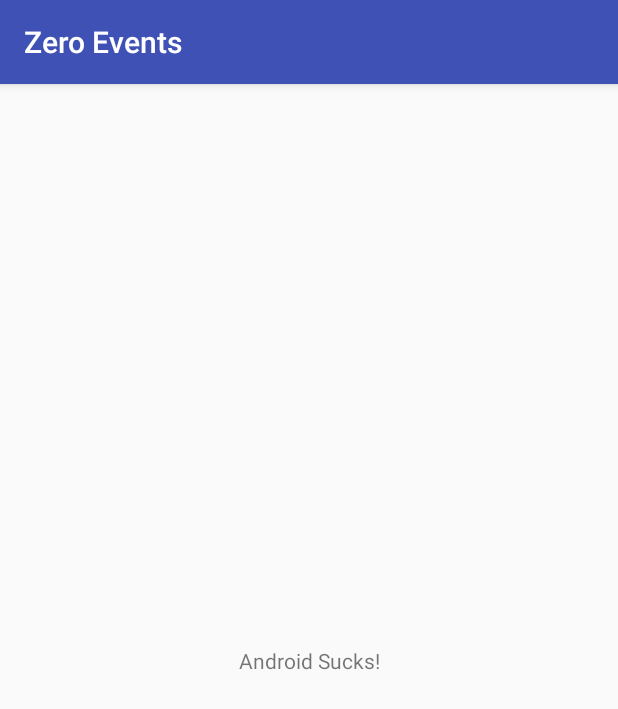
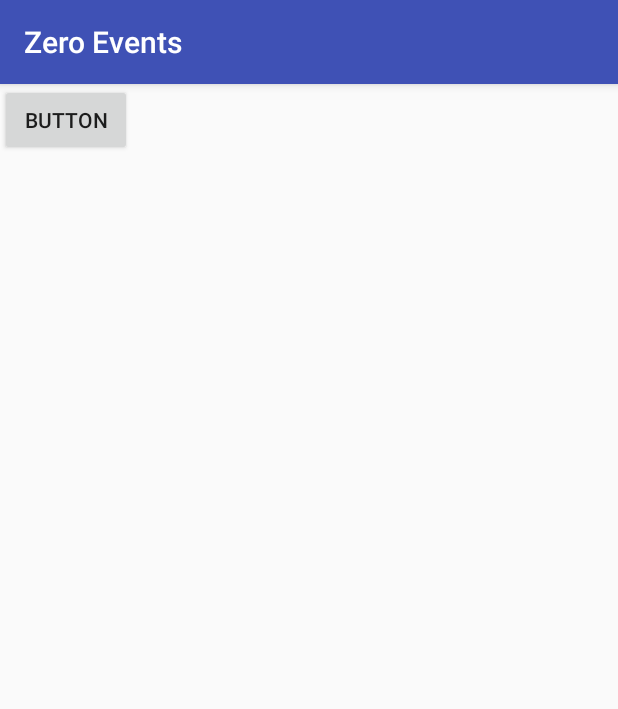
Before and after one commit to cs15jjs/CarbonDevelopment, an Android app: the screen it shows after launch (MainActivity), on a phone screen of 412 x 824 dp. Shown: the top 709 px of the screen. Run offline under Robolectric (Android 15) with nearby library versions, the phone set to English and light mode, and no system bars.

Commit message:
Second Commit

```diff
--- a/ZeroEvents/app/src/main/res/layout/activity_main.xml
+++ b/ZeroEvents/app/src/main/res/layout/activity_main.xml
@@ -6,13 +6,9 @@
     android:layout_height="match_parent"
     tools:context="carbon.zeroevents.MainActivity">
 
-    <TextView
+    <Button
+        android:id="@+id/button2"
         android:layout_width="wrap_content"
         android:layout_height="wrap_content"
-        android:text="Android Sucks!"
-        app:layout_constraintBottom_toBottomOf="parent"
-        app:layout_constraintLeft_toLeftOf="parent"
-        app:layout_constraintRight_toRightOf="parent"
-        app:layout_constraintTop_toTopOf="parent" />
-
+        android:text="@string/button" />
 </android.support.constraint.ConstraintLayout>
--- a/ZeroEvents/app/src/main/res/values/strings.xml
+++ b/ZeroEvents/app/src/main/res/values/strings.xml
@@ -1,3 +1,4 @@
 <resources>
     <string name="app_name">Zero Events</string>
+    <string name="button">Button</string>
 </resources>
```
